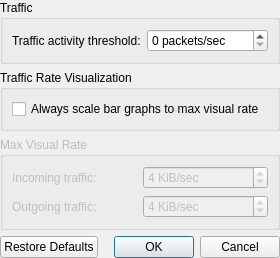
Before: the Qt Designer form src/kcm/themecfg.ui in KDE/knemo, drawn with Qt 5.
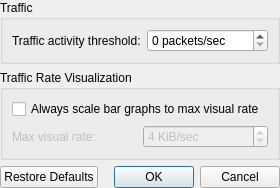
After: the same form once the commit is applied.

Commit message:
Have a unified max rate setting for the bar icon theme.
It doesn't make any sense for two bar graphs to be sitting side by side
like that and operating on different scales.

Patch:
```diff
--- a/src/kcm/themecfg.ui
+++ b/src/kcm/themecfg.ui
@@ -64,59 +64,23 @@
         </property>
        </widget>
       </item>
-     </layout>
-    </widget>
-   </item>
-   <item>
-    <widget class="QGroupBox" name="maxRateGroup">
-     <property name="enabled">
-      <bool>false</bool>
-     </property>
-     <property name="title">
-      <string>Max Visual Rate</string>
-     </property>
-     <layout class="QVBoxLayout" name="verticalLayout">
       <item>
        <layout class="QHBoxLayout" name="horizontalLayout_4">
         <item>
-         <widget class="QLabel" name="inMaxText">
-          <property name="text">
-           <string>Incoming traffic:</string>
+         <widget class="QLabel" name="maxText">
+          <property name="enabled">
+           <bool>false</bool>
           </property>
-         </widget>
-        </item>
-        <item>
-         <widget class="QSpinBox" name="rxMaxRate">
-          <property name="whatsThis">
-           <string>&lt;p&gt;The maximum incoming rate for this connection.&lt;/p&gt;&lt;p&gt;This does &lt;b&gt;not&lt;/b&gt; affect the actual traffic rate, only how KNemo displays it.&lt;/p&gt;</string>
-          </property>
-          <property name="suffix">
-           <string> KiB/sec</string>
-          </property>
-          <property name="minimum">
-           <number>1</number>
-          </property>
-          <property name="maximum">
-           <number>1048576</number>
-          </property>
-          <property name="value">
-           <number>4</number>
-          </property>
-         </widget>
-        </item>
-       </layout>
-      </item>
-      <item>
-       <layout class="QHBoxLayout" name="horizontalLayout_5">
-        <item>
-         <widget class="QLabel" name="outMaxText">
           <property name="text">
-           <string>Outgoing traffic:</string>
+           <string>Max visual rate:</string>
           </property>
          </widget>
         </item>
         <item>
-         <widget class="QSpinBox" name="txMaxRate">
+         <widget class="QSpinBox" name="maxRate">
+          <property name="enabled">
+           <bool>false</bool>
+          </property>
           <property name="whatsThis">
            <string>&lt;p&gt;The maximum outgoing rate for this connection.&lt;/p&gt;&lt;p&gt;This does &lt;b&gt;not&lt;/b&gt; affect the actual traffic rate, only how KNemo displays it.&lt;/p&gt;</string>
           </property>
```
Left out of the diff: 40 changed lines with no effect on the pictures. The commit also changes 7 other files.
